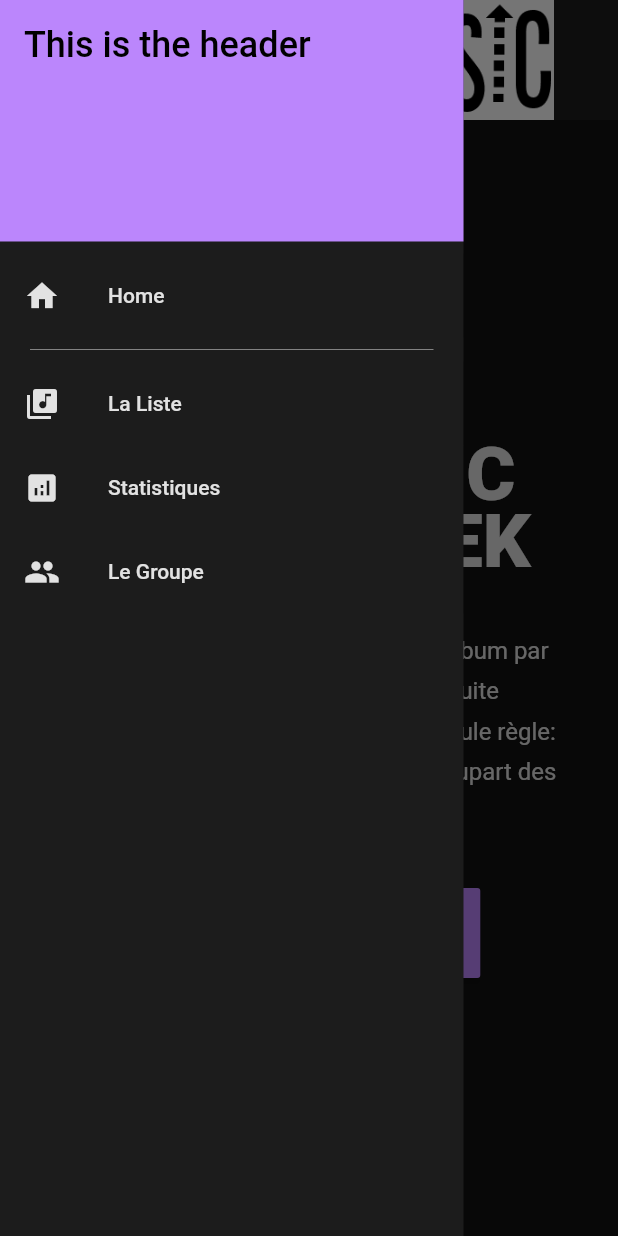
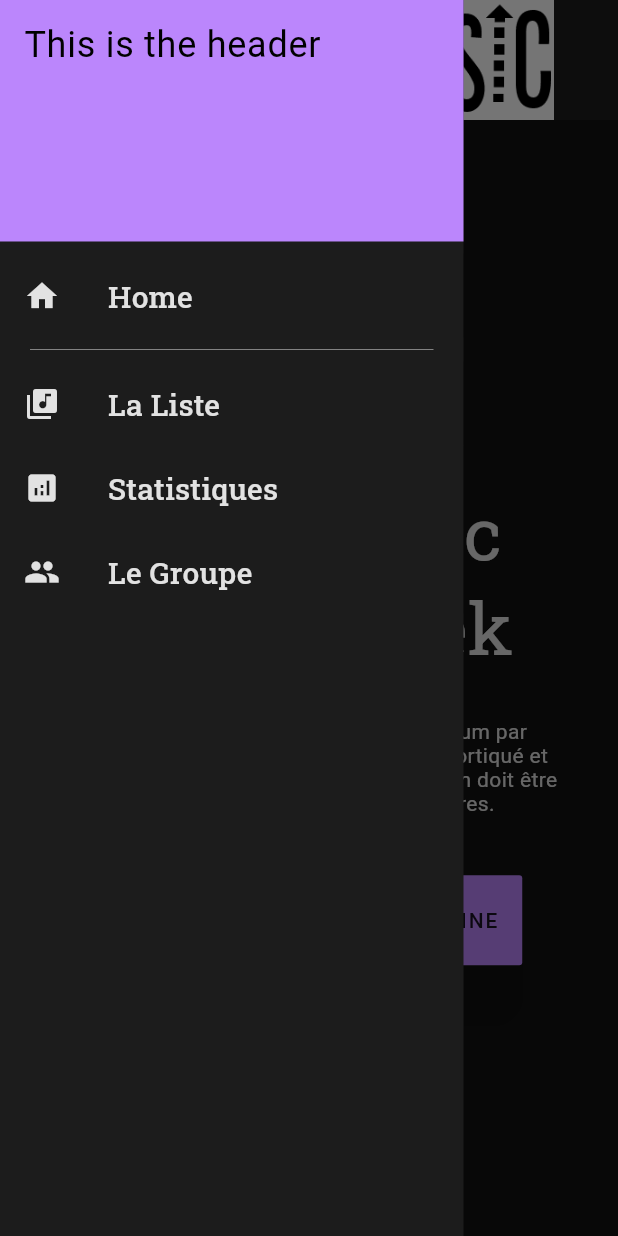
Before and after one commit to Gabislak/newzik, a Flutter app: the screen it shows after launch, with the side drawer open, on a phone screen of 412 x 824 dp. Run offline on Flutter 3.47's test engine with Material 2 defaults, Android fonts, the phone set to English and light mode, and no system bars; our stand-ins replace firebase_core, get_it, google_fonts, provider_architecture, responsive_builder, stacked; missing offline and left inert: firebase_db_web_unofficial; accounts and stored records are empty; Roboto replaces fonts that are missing (Robotto).

Commit message:
Started the transfer to using an overall Text Style with new fonts

```diff
--- a/lib/View/Home/home_content_desktop.dart
+++ b/lib/View/Home/home_content_desktop.dart
@@ -14,7 +14,7 @@ class HomeContentDesktop extends StatelessWidget {
           CourseDetails(),
           Expanded(
             child: Center(
-              child: CallToAction("ALBUM DE LA SEMAINE"),
+              child: CallToAction("ALLER À L'ALBUM DE LA SEMAINE"),
             ),
           )
         ],
--- a/lib/View/Home/home_content_mobile.dart
+++ b/lib/View/Home/home_content_mobile.dart
@@ -17,7 +17,7 @@ class HomeContentMobile extends StatelessWidget {
           SizedBox(
             height: 40,
           ),
-          CallToAction("ALBUM DE LA SEMAINE"),
+          CallToAction("ALLER À L'ALBUM DE LA SEMAINE"),
         ],
       ),
     );
--- a/lib/Widgets/Call to Action/call_to_action_mobile.dart
+++ b/lib/Widgets/Call to Action/call_to_action_mobile.dart
@@ -13,9 +13,10 @@ class CallToActionMobile extends StatelessWidget {
   @override
   Widget build(BuildContext context) {
     return MaterialButton(
+      elevation: 20,
       hoverElevation: 20,
       color: primaryColor,
-      textColor: Colors.black,
+      //textColor: Colors.black,
       height: 60,
       onPressed: () {
         getCount().then((value) {
@@ -25,11 +26,11 @@ class CallToActionMobile extends StatelessWidget {
       },
       child: Text(
         title,
-        style: TextStyle(
-          fontSize: 18,
-          fontWeight: FontWeight.w800,
-          color: Colors.black,
-        ),
+        // style: TextStyle(
+        //   fontSize: 18,
+        //   fontWeight: FontWeight.w800,
+        //   color: Colors.black,
+        // ),
       ),
     );
 
--- a/lib/Widgets/NavBar Item/nav_bar_item_desktop.dart
+++ b/lib/Widgets/NavBar Item/nav_bar_item_desktop.dart
@@ -19,7 +19,7 @@ class NavBarItemTabletDesktop extends ViewModelWidget<NavBarItemModel> {
       },
       child: Text(
         model.title,
-        style: TextStyle(fontSize: 18),
+        style: Theme.of(context).textTheme.headline6,
       ),
     );
   }
--- a/lib/Widgets/Navigation Drawer/navigation_drawer.dart
+++ b/lib/Widgets/Navigation Drawer/navigation_drawer.dart
@@ -25,7 +25,10 @@ class NavigationDrawer extends StatelessWidget {
             Icons.home,
             color: highEmphasisTextOnSurface,
           ),
-          title: Text("Home"),
+          title: Text(
+            "Home",
+            style: Theme.of(context).textTheme.headline6,
+          ),
           onTap: () {
             locator<NavigationService>().navigateTo(HomeRoute);
             Navigator.pop(context);
@@ -43,7 +46,10 @@ class NavigationDrawer extends StatelessWidget {
             Icons.my_library_music,
             color: highEmphasisTextOnSurface,
           ),
-          title: Text("La Liste"),
+          title: Text(
+            "La Liste",
+            style: Theme.of(context).textTheme.headline6,
+          ),
           onTap: () {
             locator<NavigationService>().navigateTo(AlbumsRoute);
             Navigator.pop(context);
@@ -55,7 +61,10 @@ class NavigationDrawer extends StatelessWidget {
             Icons.analytics,
             color: highEmphasisTextOnSurface,
           ),
-          title: Text("Statistiques"),
+          title: Text(
+            "Statistiques",
+            style: Theme.of(context).textTheme.headline6,
+          ),
           onTap: () {
             locator<NavigationService>().navigateTo(StatsRoute);
             Navigator.pop(context);
@@ -67,7 +76,10 @@ class NavigationDrawer extends StatelessWidget {
             Icons.people,
             color: highEmphasisTextOnSurface,
           ),
-          title: Text("Le Groupe"),
+          title: Text(
+            "Le Groupe",
+            style: Theme.of(context).textTheme.headline6,
+          ),
           onTap: () {
             locator<NavigationService>().navigateTo(GroupeRoute);
             Navigator.pop(context);
--- a/lib/Widgets/course_details.dart
+++ b/lib/Widgets/course_details.dart
@@ -7,6 +7,16 @@ class CourseDetails extends StatelessWidget {
   @override
   Widget build(BuildContext context) {
     return ResponsiveBuilder(builder: (context, sizingInformation) {
+      TextStyle _titleTextStyle =
+          sizingInformation.deviceScreenType == DeviceScreenType.desktop
+              ? Theme.of(context).textTheme.headline1
+              : Theme.of(context).textTheme.headline3;
+
+      TextStyle _bodyTextStyle =
+          sizingInformation.deviceScreenType == DeviceScreenType.desktop
+              ? Theme.of(context).textTheme.bodyText1
+              : Theme.of(context).textTheme.bodyText2;
+
       var textAlignment =
           sizingInformation.deviceScreenType == DeviceScreenType.desktop
               ? TextAlign.left
@@ -27,11 +37,8 @@ class CourseDetails extends StatelessWidget {
           mainAxisAlignment: MainAxisAlignment.center,
           children: <Widget>[
             Text(
-              'NUSIC. \nNEW MUSIC EVERY WEEK',
-              style: TextStyle(
-                  fontWeight: FontWeight.w800,
-                  height: 0.9,
-                  fontSize: titleSize),
+              'Nusic. \nNew Music Every Week',
+              style: _titleTextStyle,
               textAlign: textAlignment,
             ),
             SizedBox(
@@ -39,10 +46,7 @@ class CourseDetails extends StatelessWidget {
             ),
             Text(
               'Sur ce site, vous allez découvrir un album par semaine. Chaque album est ensuite décortiqué et noté par 5 amis. Une seule règle: un album doit être nouveau pour la plupart des membres.',
-              style: TextStyle(
-                fontSize: descriptionSize,
-                height: 1.7,
-              ),
+              style: _bodyTextStyle,
               textAlign: textAlignment,
             )
           ],
--- a/lib/main.dart
+++ b/lib/main.dart
@@ -1,4 +1,5 @@
 import 'package:flutter/material.dart';
+import 'package:google_fonts/google_fonts.dart';
 import 'package:newzik/View/Layout%20Template/layout_template.dart';
 import 'package:newzik/constants/app_colors.dart';
 import 'package:newzik/Services/navigation_service.dart';
@@ -66,10 +67,72 @@ class MyApp extends StatelessWidget {
         ),
         highlightColor: primaryColor,
         primarySwatch: Colors.blue,
-          textTheme: Theme.of(context).textTheme.apply(
-              fontFamily: "Robotto",
-              bodyColor: highEmphasisTextOnSurface,
-              displayColor: highEmphasisTextOnSurface)),
+        textTheme: TextTheme(
+          headline1: GoogleFonts.robotoSlab(
+              fontSize: 96,
+              fontWeight: FontWeight.w300,
+              letterSpacing: -1.5,
+              color: highEmphasisTextOnSurface),
+          headline2: GoogleFonts.robotoSlab(
+              fontSize: 60,
+              fontWeight: FontWeight.w300,
+              letterSpacing: -0.5,
+              color: highEmphasisTextOnSurface),
+          headline3: GoogleFonts.robotoSlab(
+              fontSize: 48,
+              fontWeight: FontWeight.w400,
+              color: highEmphasisTextOnSurface),
+          headline4: GoogleFonts.robotoSlab(
+              fontSize: 34,
+              fontWeight: FontWeight.w400,
+              letterSpacing: 0.25,
+              color: highEmphasisTextOnSurface),
+          headline5: GoogleFonts.robotoSlab(
+              fontSize: 24,
+              fontWeight: FontWeight.w400,
+              color: highEmphasisTextOnSurface),
+          headline6: GoogleFonts.robotoSlab(
+              fontSize: 20,
+              fontWeight: FontWeight.w500,
+              letterSpacing: 0.15,
+              color: highEmphasisTextOnSurface),
+          subtitle1: GoogleFonts.robotoSlab(
+              fontSize: 16,
+              fontWeight: FontWeight.w400,
+              letterSpacing: 0.15,
+              color: mediumEmphasisTextOnSurface),
+          subtitle2: GoogleFonts.robotoSlab(
+              fontSize: 14,
+              fontWeight: FontWeight.w500,
+              letterSpacing: 0.1,
+              color: mediumEmphasisTextOnSurface),
+          bodyText1: GoogleFonts.roboto(
+              fontSize: 16,
+              fontWeight: FontWeight.w400,
+              letterSpacing: 0.5,
+              color: highEmphasisTextOnSurface),
+          bodyText2: GoogleFonts.roboto(
+              fontSize: 14,
+              fontWeight: FontWeight.w400,
+              letterSpacing: 0.25,
+              color: highEmphasisTextOnSurface),
+          button: GoogleFonts.roboto(
+              fontSize: 14,
+              fontWeight: FontWeight.w500,
+              letterSpacing: 1.25,
+              color: Colors.black),
+          caption: GoogleFonts.roboto(
+              fontSize: 12,
+              fontWeight: FontWeight.w400,
+              letterSpacing: 0.4,
+              color: mediumEmphasisTextOnSurface),
+          overline: GoogleFonts.roboto(
+              fontSize: 10,
+              fontWeight: FontWeight.w400,
+              letterSpacing: 1.5,
+              color: mediumEmphasisTextOnSurface),
+        ),
+      ),
       home: LayoutTemplate(),
     );
   }
```
Also changed, not shown: lib/View/Album Details/album_details_desktop.dart (+38 -20 lines), lib/View/Album Details/album_details_mobile.dart (+30 -10 lines), lib/Widgets/Call to Action/call_to_action_tablet_desktop.dart (+7 -6 lines). Lines whose indentation alone changed are shown as unchanged.
